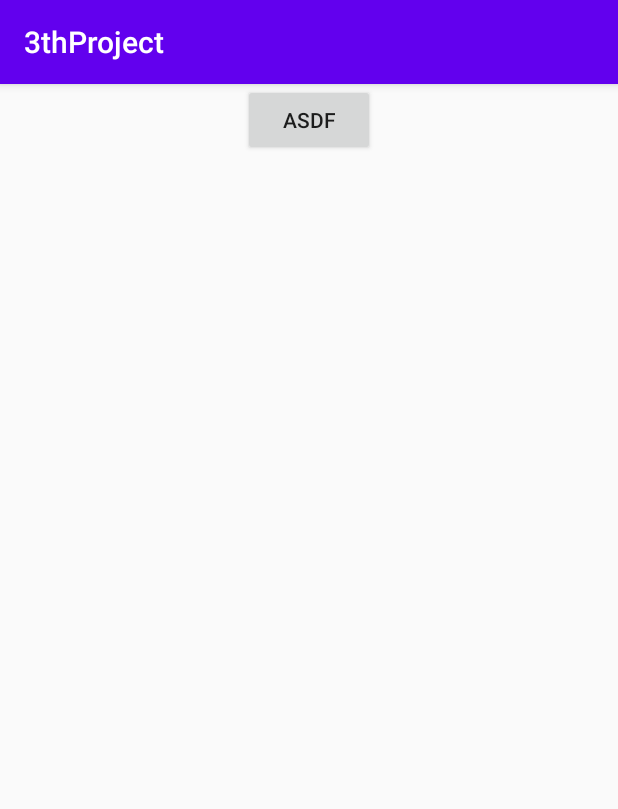
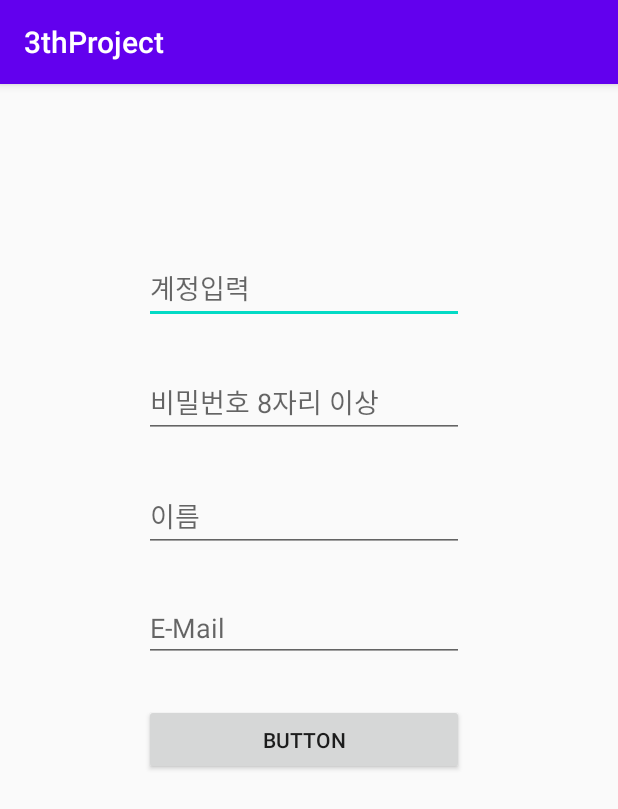
Before and after one commit to 2019-SMHRD-Deep3/BGJ_Mobile, an Android app: the mJoinActivity screen opened directly, with no data from a screen before it, on a phone screen of 412 x 824 dp. Shown: the top 809 px of the screen. Run offline under Robolectric (Android 15) with nearby library versions, the phone set to English and light mode, and no system bars.

Commit message:
join 초기형 제작

```diff
--- a/app/src/main/res/layout/activity_m_join.xml
+++ b/app/src/main/res/layout/activity_m_join.xml
@@ -6,12 +6,63 @@
     android:layout_height="match_parent"
     tools:context=".mJoinActivity">
 
-    <Button
-        android:id="@+id/button6"
+    <EditText
+        android:id="@+id/editText"
         android:layout_width="wrap_content"
         android:layout_height="wrap_content"
-        android:text="asdf"
-        app:layout_constraintEnd_toEndOf="parent"
+        android:layout_marginStart="96dp"
+        android:layout_marginTop="112dp"
+        android:ems="10"
+        android:hint="계정입력"
+        android:inputType="textPersonName"
         app:layout_constraintStart_toStartOf="parent"
-        tools:layout_editor_absoluteY="185dp" />
+        app:layout_constraintTop_toTopOf="parent" />
+
+    <EditText
+        android:id="@+id/editText3"
+        android:layout_width="wrap_content"
+        android:layout_height="wrap_content"
+        android:layout_marginTop="28dp"
+        android:ems="10"
+        android:hint="이름"
+        android:inputType="textPersonName"
+        app:layout_constraintStart_toStartOf="@+id/editText2"
+        app:layout_constraintTop_toBottomOf="@+id/editText2" />
+
+    <EditText
+        android:id="@+id/editText2"
+        android:layout_width="wrap_content"
+        android:layout_height="wrap_content"
+        android:layout_marginTop="28dp"
+        android:ems="10"
+        android:hint="비밀번호 8자리 이상"
+        android:inputType="textPersonName"
+        app:layout_constraintStart_toStartOf="@+id/editText"
+        app:layout_constraintTop_toBottomOf="@+id/editText" />
+
+    <EditText
+        android:id="@+id/editText4"
+        android:layout_width="wrap_content"
+        android:layout_height="wrap_content"
+        android:layout_marginTop="28dp"
+        android:ems="10"
+        android:hint="E-Mail"
+        android:inputType="textPersonName"
+        app:layout_constraintStart_toStartOf="@+id/editText3"
+        app:layout_constraintTop_toBottomOf="@+id/editText3" />
+
+    <Button
+        android:id="@+id/button8"
+        android:layout_width="213dp"
+        android:layout_height="47dp"
+        android:layout_marginStart="96dp"
+        android:layout_marginTop="28dp"
+        android:text="Button"
+        app:layout_constraintBottom_toBottomOf="parent"
+        app:layout_constraintEnd_toEndOf="@+id/editText4"
+        app:layout_constraintHorizontal_bias="0.0"
+        app:layout_constraintStart_toStartOf="parent"
+        app:layout_constraintTop_toBottomOf="@+id/editText4"
+        app:layout_constraintVertical_bias="0.0" />
+
 </androidx.constraintlayout.widget.ConstraintLayout>
--- a/app/src/main/res/layout/activity_main.xml
+++ b/app/src/main/res/layout/activity_main.xml
@@ -18,26 +18,26 @@
         app:layout_constraintEnd_toEndOf="parent"
         app:layout_constraintStart_toStartOf="parent"
         app:layout_constraintTop_toBottomOf="@+id/tx_UserID"
-        app:layout_constraintVertical_bias="1.0" />
+        app:layout_constraintVertical_bias="0.657" />
 
     <EditText
         android:id="@+id/tx_UserID"
         android:layout_width="wrap_content"
         android:layout_height="wrap_content"
-        android:layout_marginTop="300dp"
+        android:layout_marginTop="72dp"
         android:ems="10"
         android:hint="계정 입력"
         android:inputType="textPersonName"
         android:textAlignment="viewStart"
         app:layout_constraintEnd_toEndOf="parent"
         app:layout_constraintStart_toStartOf="parent"
-        app:layout_constraintTop_toTopOf="parent" />
+        app:layout_constraintTop_toBottomOf="@+id/imageView" />
 
     <Button
         android:id="@+id/btn_M_Login"
         android:layout_width="wrap_content"
         android:layout_height="wrap_content"
-        android:layout_marginBottom="108dp"
+        android:layout_marginBottom="124dp"
         android:text="로그인"
         app:layout_constraintBottom_toBottomOf="parent"
         app:layout_constraintStart_toStartOf="@+id/tx_UserPW" />
@@ -51,4 +51,15 @@
         app:layout_constraintEnd_toEndOf="parent"
         app:layout_constraintHorizontal_bias="0.272"
         app:layout_constraintStart_toEndOf="@+id/btn_M_Login" />
+
+    <ImageView
+        android:id="@+id/imageView"
+        android:layout_width="wrap_content"
+        android:layout_height="wrap_content"
+        android:layout_marginTop="120dp"
+        app:layout_constraintEnd_toEndOf="parent"
+        app:layout_constraintHorizontal_bias="0.498"
+        app:layout_constraintStart_toStartOf="parent"
+        app:layout_constraintTop_toTopOf="parent"
+        app:srcCompat="@drawable/ic_launcher_foreground" />
 </androidx.constraintlayout.widget.ConstraintLayout>
```
